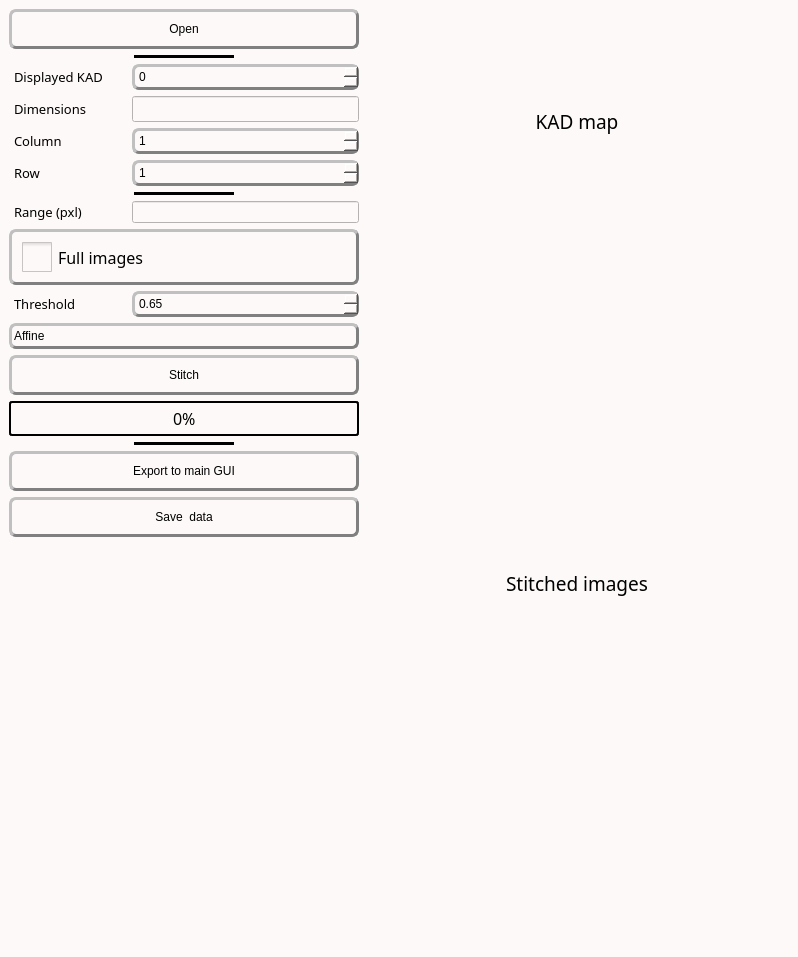
First picture: the form in inichord/Stitching_v4.ui, repository Cyril-Langlois/iniCHORD, before the edit.
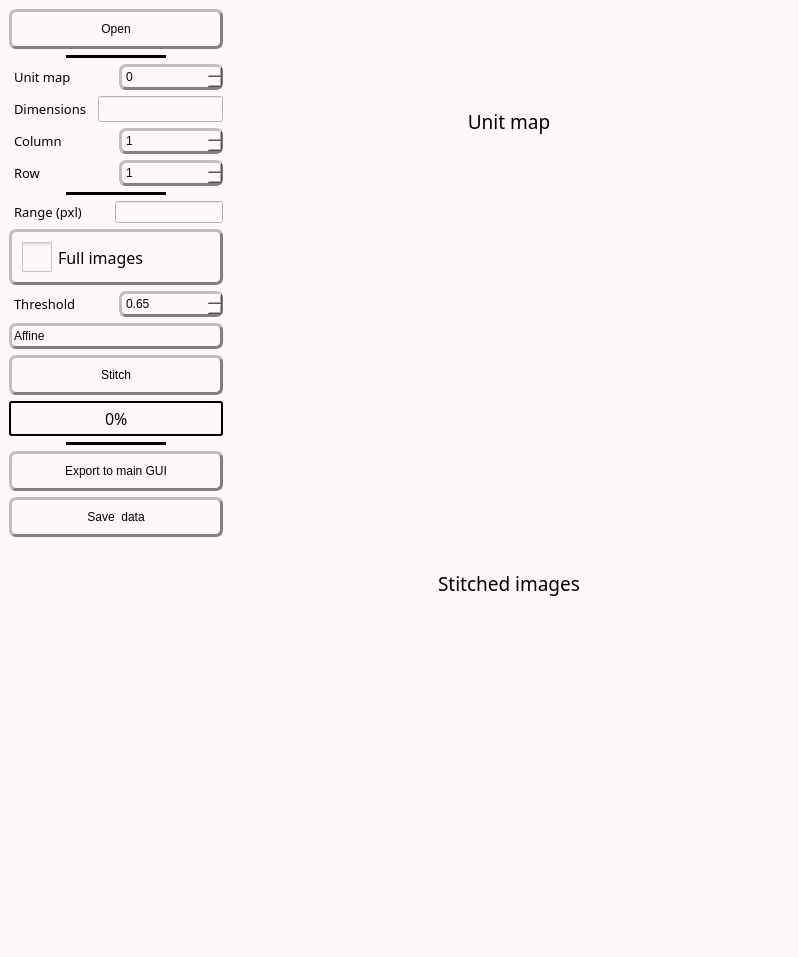
Second picture: the form after the edit. Icons and pictures are not drawn. Custom widgets are drawn as their Qt base class.

Patch:
```diff
--- a/inichord/Stitching_v4.ui
+++ b/inichord/Stitching_v4.ui
@@ -259,7 +259,7 @@
              <string notr="true">font: 10pt &quot;Noto Sans Cond&quot;;</string>
             </property>
             <property name="text">
-             <string>Displayed KAD</string>
+             <string>Unit map</string>
             </property>
             <property name="alignment">
              <set>Qt::AlignLeading|Qt::AlignLeft|Qt::AlignVCenter</set>
@@ -877,7 +877,7 @@
             </property>
             <property name="minimumSize">
              <size>
-              <width>350</width>
+              <width>114</width>
               <height>350</height>
              </size>
             </property>
@@ -1142,7 +1142,7 @@
              <number>0</number>
             </property>
             <property name="text">
-             <string>KAD map</string>
+             <string>Unit map</string>
             </property>
             <property name="scaledContents">
              <bool>false</bool>
```
